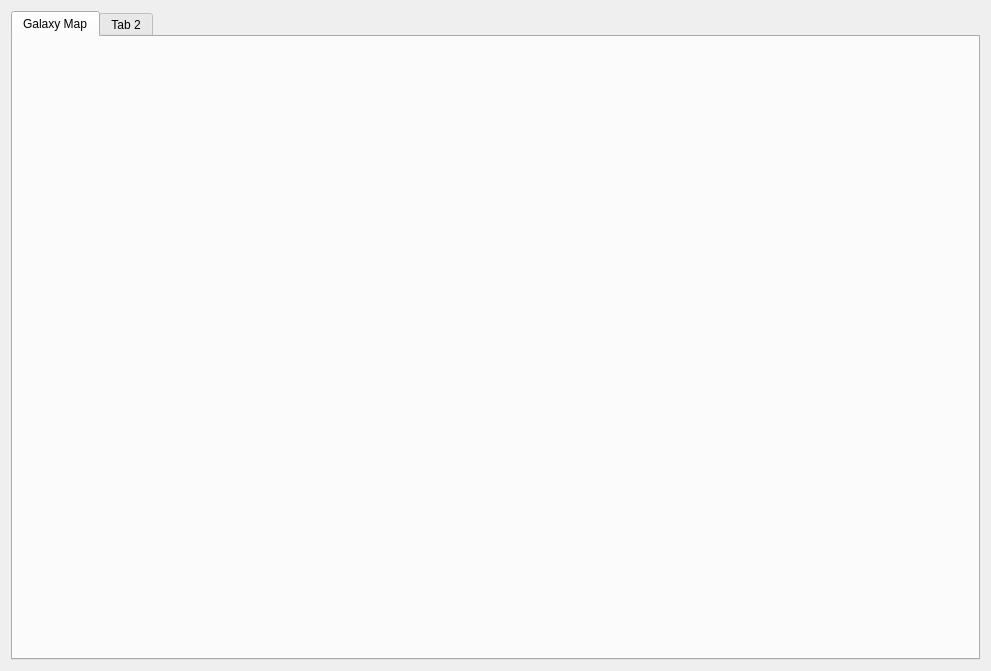
FAForever/client, file src/_res/galacticwar/galacticwar.ui: the form before one commit.
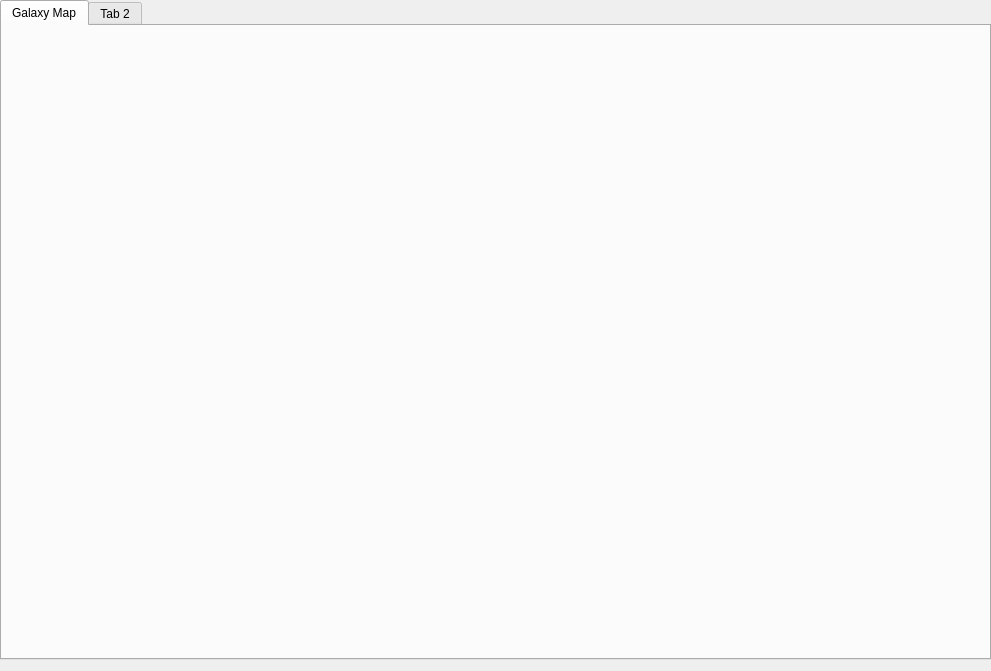
The form after the commit.

```diff
--- a/src/_res/galacticwar/galacticwar.ui
+++ b/src/_res/galacticwar/galacticwar.ui
@@ -17,6 +17,15 @@
    <string notr="true"/>
   </property>
   <layout class="QGridLayout" name="gridLayout">
+   <property name="leftMargin">
+    <number>0</number>
+   </property>
+   <property name="topMargin">
+    <number>0</number>
+   </property>
+   <property name="rightMargin">
+    <number>0</number>
+   </property>
    <item row="0" column="0">
     <widget class="QTabWidget" name="tabWidget">
      <property name="currentIndex">
@@ -26,7 +35,11 @@
       <attribute name="title">
        <string>Galaxy Map</string>
       </attribute>
-      <layout class="QGridLayout" name="gridLayout_2"/>
+      <layout class="QGridLayout" name="gridLayout_2">
+       <property name="margin">
+        <number>0</number>
+       </property>
+      </layout>
      </widget>
      <widget class="QWidget" name="tab_2">
       <attribute name="title">
```
